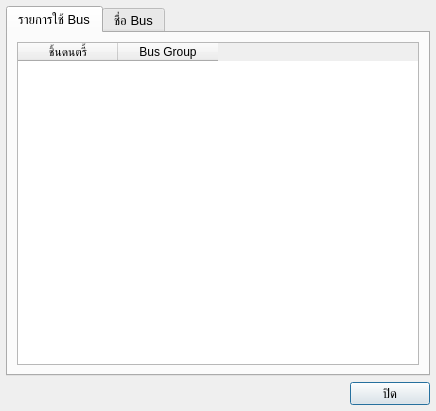
Qt form Dialogs/BusDialog.ui (pie62/HandyKaraoke) before a commit.
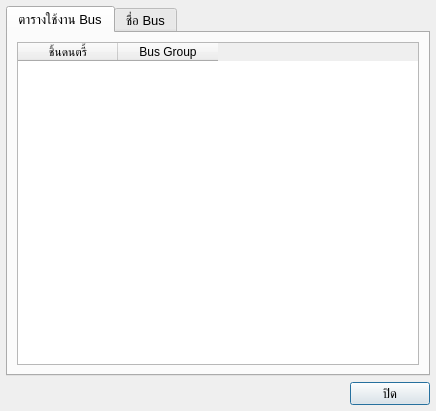
The same form after that commit.

Diff of the .ui file:
```diff
--- a/Dialogs/BusDialog.ui
+++ b/Dialogs/BusDialog.ui
@@ -47,7 +47,7 @@
      </property>
      <widget class="QWidget" name="tab">
       <attribute name="title">
-       <string>รายการใช้ Bus</string>
+       <string>ตารางใช้งาน Bus</string>
       </attribute>
       <layout class="QHBoxLayout" name="horizontalLayout">
        <item>
```
Left out of the diff: 3 changed lines with no effect on the pictures.
